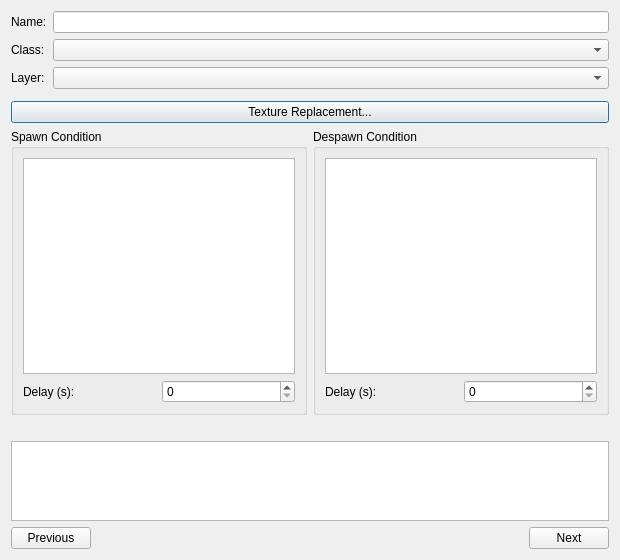
This is qtfred/ui/PropEditorDialog.ui in MjnMixael/fs2open.github.com as Qt 5 draws it before an edit. The edited form follows.
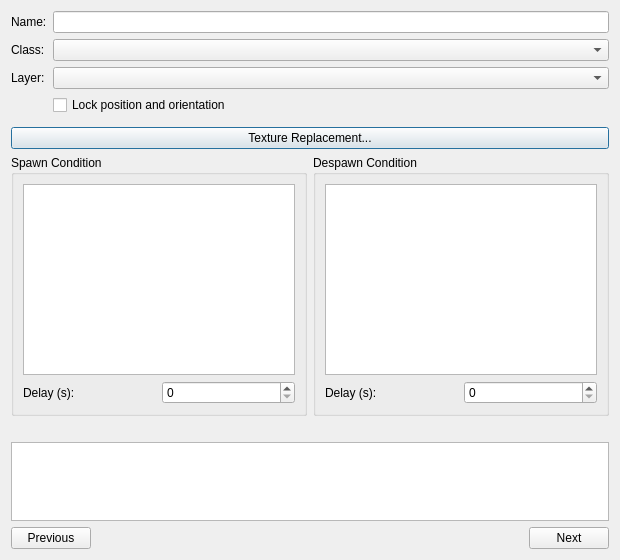
This is the edited form. Custom widgets are drawn as their Qt base class.

Commit message: QtFRED: transform lock for objects

What changed in the file:
```diff
--- a/qtfred/ui/PropEditorDialog.ui
+++ b/qtfred/ui/PropEditorDialog.ui
@@ -46,6 +46,16 @@
      <item row="2" column="1">
       <widget class="QComboBox" name="layerCombo"/>
      </item>
+     <item row="3" column="1">
+      <widget class="QCheckBox" name="transformLockCheck">
+       <property name="toolTip">
+        <string>Locked objects stay where they are: dragging, the transform toolbar, the Orient editor, Level and Align, and formation changes all leave them alone. A ship docked to a locked ship is held too.</string>
+       </property>
+       <property name="text">
+        <string>Lock position and orientation</string>
+       </property>
+      </widget>
+     </item>
     </layout>
    </item>
    <item>
```
The commit also changes 59 other files.
